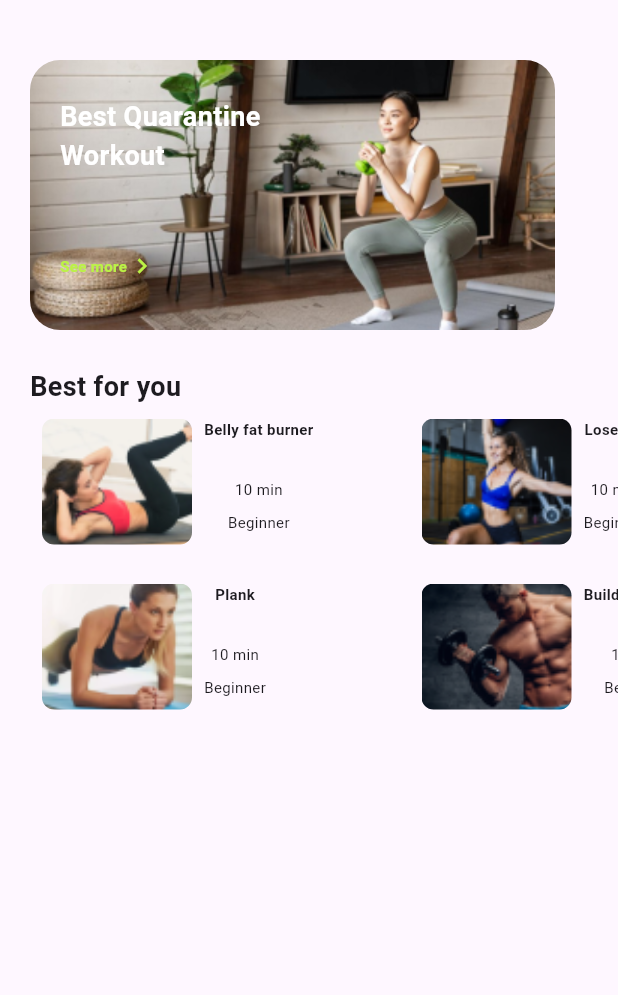
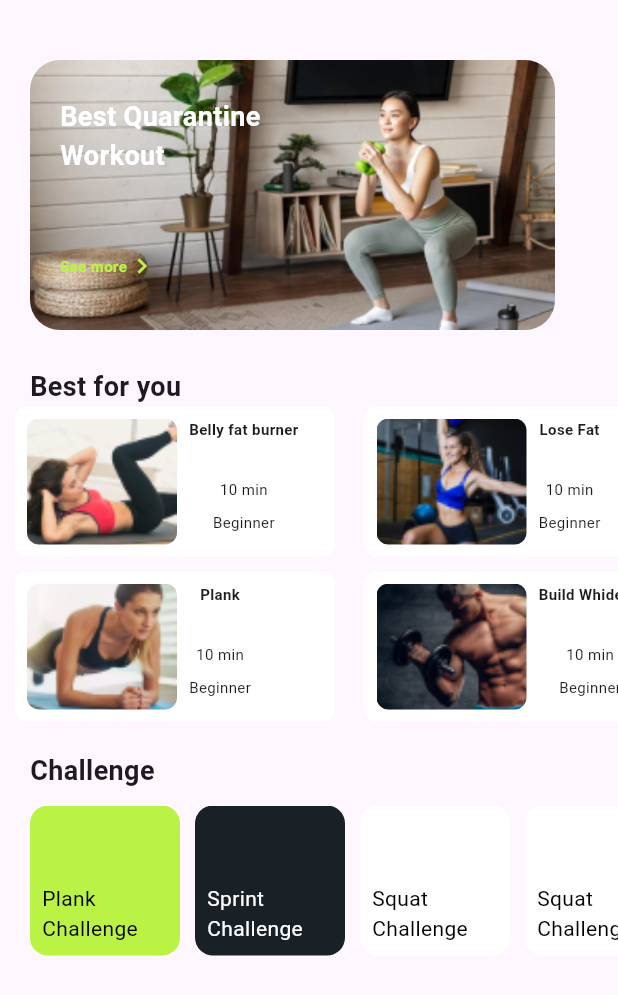
Before and after one commit to soumiguria/Flutter_Assignment, a Flutter app: the screen it shows after launch, on a phone screen of 412 x 824 dp. Shown: the top 995 px of the screen. Run offline on Flutter 3.47's test engine with Material 3 defaults, Android fonts, the phone set to English and light mode, and no system bars.

Commit message:
Challenge

```diff
--- a/lib/best_for_you.dart
+++ b/lib/best_for_you.dart
@@ -16,13 +16,14 @@ class BestForYou extends StatelessWidget {
   @override
   Widget build(BuildContext context) {
     return Padding(
-      padding: EdgeInsets.only(left: 20.0, right: 20.0),
+      padding: EdgeInsets.only(left: 10.0, right: 10.0),
       child: Container(
         width: 213,
         height: 100,
         padding: const EdgeInsets.all(8.0),
         decoration: BoxDecoration(
           borderRadius: BorderRadius.circular(8),
+          color: Colors.white,
         ),
         child: Row(
           children: [
--- a/lib/workout.dart
+++ b/lib/workout.dart
@@ -93,18 +93,23 @@ class Workout extends StatelessWidget {
                 )),
           ),
           Container(
-              height: 250,
+              height: 230,
               child: SingleChildScrollView(
                 scrollDirection: Axis.horizontal,
                 child: Column(
                   children: [
                     Row(
-
                       children: [
-                        BestForYou(image: 'assets/images/image63.png',
-                            type: 'Belly fat burner', time: '10 min', level: 'Beginner'),
-                        BestForYou(image: 'assets/images/image65.png',
-                            type: 'Lose Fat', time: '10 min', level: 'Beginner'),
+                        BestForYou(
+                            image: 'assets/images/image63.png',
+                            type: 'Belly fat burner',
+                            time: '10 min',
+                            level: 'Beginner'),
+                        BestForYou(
+                            image: 'assets/images/image65.png',
+                            type: 'Lose Fat',
+                            time: '10 min',
+                            level: 'Beginner'),
                       ],
                     ),
                     SizedBox(height: 10),
@@ -124,7 +129,132 @@ class Workout extends StatelessWidget {
                     ),
                   ],
                 ),
-              ))
+              )),
+          const Padding(
+            padding: EdgeInsets.only(left: 20.0, right: 20.0, bottom: 10),
+            child: Align(
+                alignment: Alignment.centerLeft,
+                child: Text(
+                  'Challenge',
+                  style: TextStyle(fontSize: 18, fontWeight: FontWeight.bold),
+                )),
+          ),
+          Container(
+              height: 230,
+              child: SingleChildScrollView(
+                scrollDirection: Axis.horizontal,
+                child: Column(
+                  children: [
+                    SingleChildScrollView(
+                      scrollDirection: Axis.horizontal,
+                      child: Padding(
+                        padding: EdgeInsets.only(
+                            left: 20.0, right: 20.0, bottom: 10),
+                        child: Row(
+                          children: [
+                            Container(
+                              height: 100,
+                              width: 100,
+                              decoration: BoxDecoration(
+                                borderRadius: BorderRadius.circular(12.0),
+                                color: Color(0xFFBBF246),
+                              ),
+                              child: Align(
+                                alignment: Alignment.bottomLeft,
+                                child: Padding(
+                                  padding: const EdgeInsets.all(8.0),
+                                  child: Text('Plank\nChallenge',
+                                      style: TextStyle(
+                                        color: Colors.black,
+                                      )),
+                                ),
+                              ),
+                            ),
+                            SizedBox(width: 10),
+                            Container(
+                              height: 100,
+                              width: 100,
+                              decoration: BoxDecoration(
+                                borderRadius: BorderRadius.circular(12.0),
+                                color: Color(0xFF192126),
+                              ),
+                              child: Align(
+                                alignment: Alignment.bottomLeft,
+                                child: Padding(
+                                  padding: const EdgeInsets.all(8.0),
+                                  child: Text(
+                                    'Sprint\nChallenge',
+                                    style: TextStyle(
+                                      color: Colors.white,
+                                    )
+                                  ),
+                                ),
+                              ),
+                            ),
+                            SizedBox(width: 10),
+                            Container(
+                              height: 100,
+                              width: 100,
+                              decoration: BoxDecoration(
+                                borderRadius: BorderRadius.circular(12.0),
+                                color: Colors.white,
+                              ),
+                              child: Align(
+                                alignment: Alignment.bottomLeft,
+                                child: Padding(
+                                  padding: const EdgeInsets.all(8.0),
+                                  child: Text('Squat\nChallenge',
+                                      style: TextStyle(
+                                        color: Colors.black,
+                                      )),
+                                ),
+                              ),
+                            ),
+                            SizedBox(width: 10),
+                            Container(
+                              height: 100,
+                              width: 100,
+                              decoration: BoxDecoration(
+                                borderRadius: BorderRadius.circular(12.0),
+                                color: Colors.white,
+                              ),
+                              child: Align(
+                                alignment: Alignment.bottomLeft,
+                                child: Padding(
+                                  padding: const EdgeInsets.all(8.0),
+                                  child: Text('Squat\nChallenge',
+                                      style: TextStyle(
+                                        color: Colors.black,
+                                      )),
+                                ),
+                              ),
+                            ),
+                            SizedBox(width: 10),
+                            Container(
+                              height: 100,
+                              width: 100,
+                              decoration: BoxDecoration(
+                                borderRadius: BorderRadius.circular(12.0),
+                                color: Colors.white,
+                              ),
+                              child: Align(
+                                alignment: Alignment.bottomLeft,
+                                child: Padding(
+                                  padding: const EdgeInsets.all(8.0),
+                                  child: Text('Squat\nChallenge',
+                                      style: TextStyle(
+                                        color: Colors.black,
+                                      )),
+                                ),
+                              ),
+                            ),
+                          ],
+                        ),
+                      ),
+                    ),
+                  ],
+                ),
+              )),
         ],
       ),
     );
```
